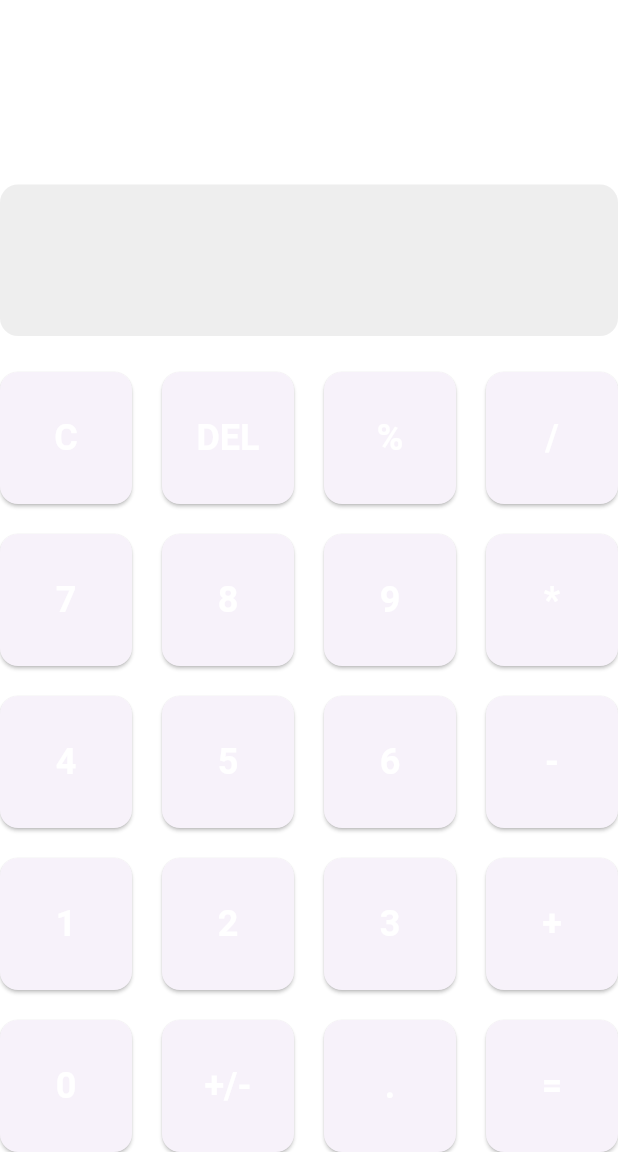
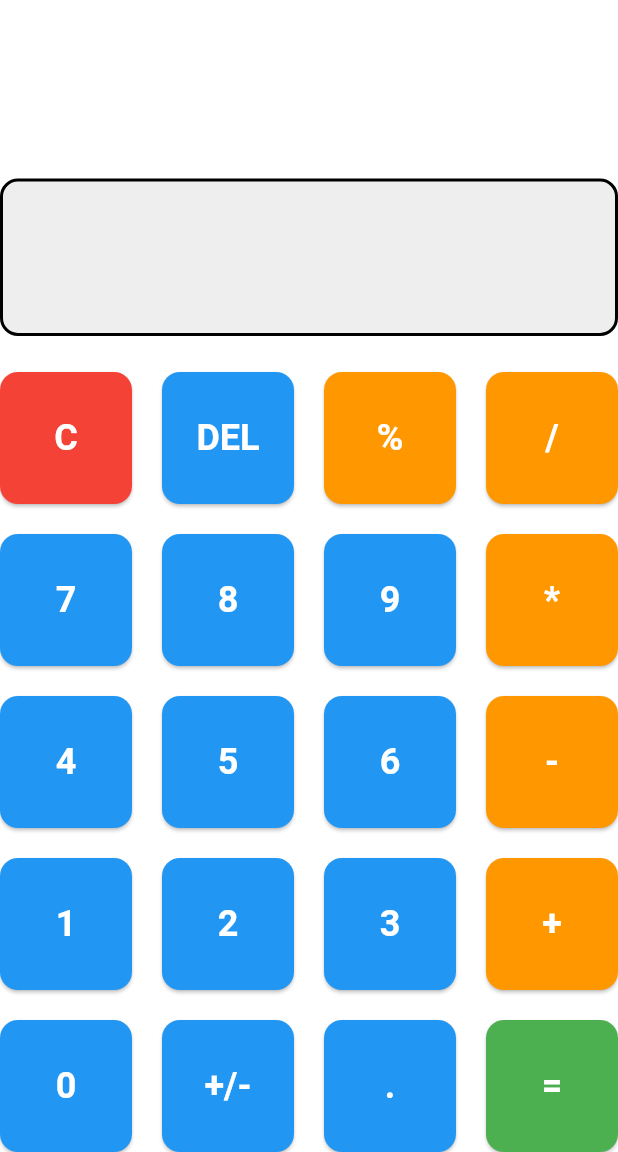
Before and after one commit to hien-dao/MobAppDev_HW01, a Flutter app: the screen it shows after launch, on a phone screen of 412 x 824 dp, the part 84-1236 px from its top. Run offline on Flutter 3.47's test engine with Material 3 defaults, Android fonts, the phone set to English and light mode, and no system bars; our stand-ins replace math_expressions.

Commit message:
Update calculator screen to have operator buttons in orange and add a border to the display container.

```diff
--- a/lib/screens/calculator_screen.dart
+++ b/lib/screens/calculator_screen.dart
@@ -12,7 +12,10 @@ class CalculatorScreen extends StatefulWidget {
 
 class _CalculatorScreenState extends State<CalculatorScreen> {
   final CalculatorLogic _logic = CalculatorLogic();
+
   String get _display => _logic.output.isEmpty ? _logic.input : _logic.output;
+  bool _isOperator(String text) => ['+', '-', '*', '/', '%'].contains(text);
+
   final List<String> _buttons = [
     'C', 'DEL', '%', '/',
     '7', '8', '9', '*',
@@ -20,6 +23,16 @@ class _CalculatorScreenState extends State<CalculatorScreen> {
     '1', '2', '3', '+',
     '0', '+/-', '.', '='
   ];
+
+  Color _getButtonColor(BuildContext context, String text) {
+    final isDark = Theme.of(context).brightness == Brightness.dark;
+
+    if (text == '=') return Colors.green;
+    if (text == 'C') return Colors.red;
+    if (_isOperator(text)) return Colors.orange;
+
+    return isDark ? Colors.grey[700]! : Colors.blue;
+  }
 
   void _handleButton(String text) {
     setState(() {
@@ -72,6 +85,12 @@ class _CalculatorScreenState extends State<CalculatorScreen> {
                     ? Colors.grey[800]
                     : Colors.grey[200],
                 borderRadius: BorderRadius.circular(12.0),
+                border: Border.all(
+                  color: Theme.of(context).brightness == Brightness.dark
+                      ? Colors.grey[600]!
+                      : Colors.black,
+                  width: 2.0,
+                ),
               ),
               child: SingleChildScrollView(
                 scrollDirection: Axis.horizontal,
@@ -97,7 +116,11 @@ class _CalculatorScreenState extends State<CalculatorScreen> {
               itemBuilder: (context, index) {
                 final text = _buttons[index];
                 VoidCallback onPressed;
-                return CalculatorButton(text: text, onPressed: () => _handleButton(text));
+                return CalculatorButton(
+                  text: text,
+                  onPressed: () => _handleButton(text),
+                  backgroundColor: _getButtonColor(context, text),
+                );
               },
             ),
 
```
